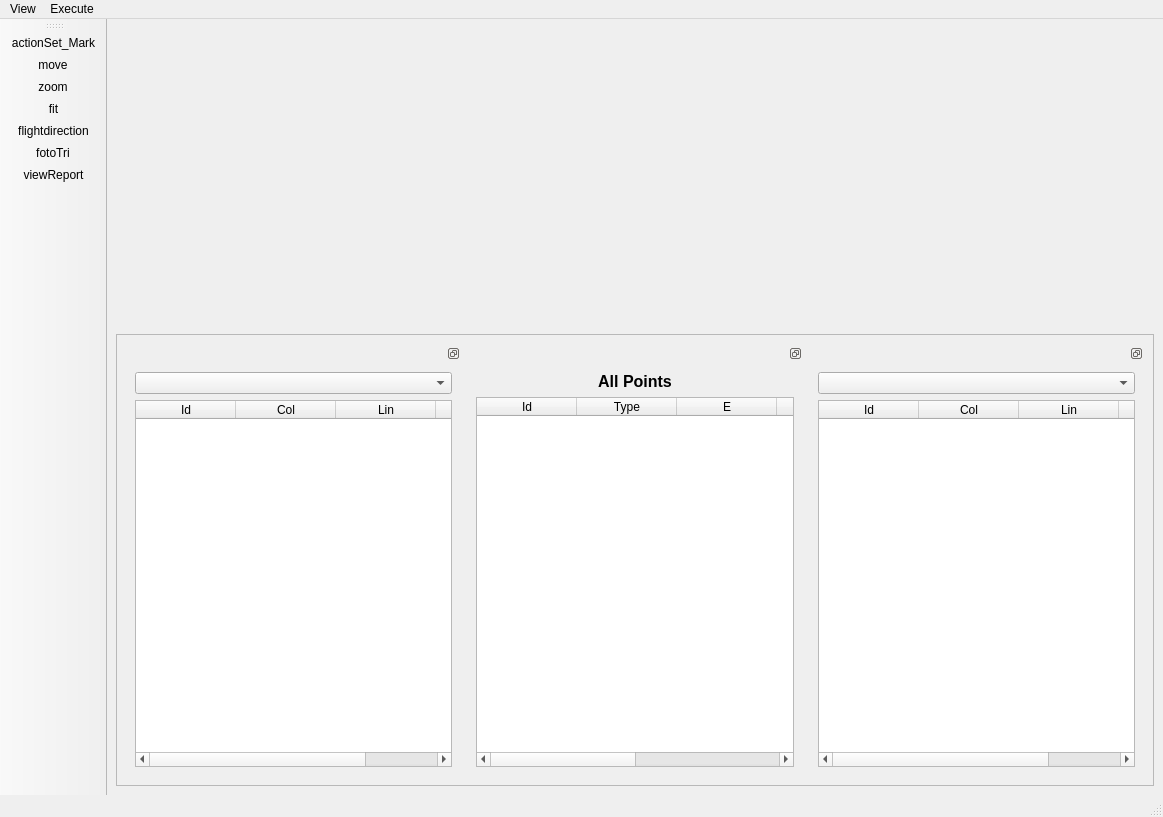
Before: the Qt Designer form branches/SandBox/trunk_PT/qt/interface/FotoTriForm.ui in e-foto/e-foto, drawn with Qt 5.
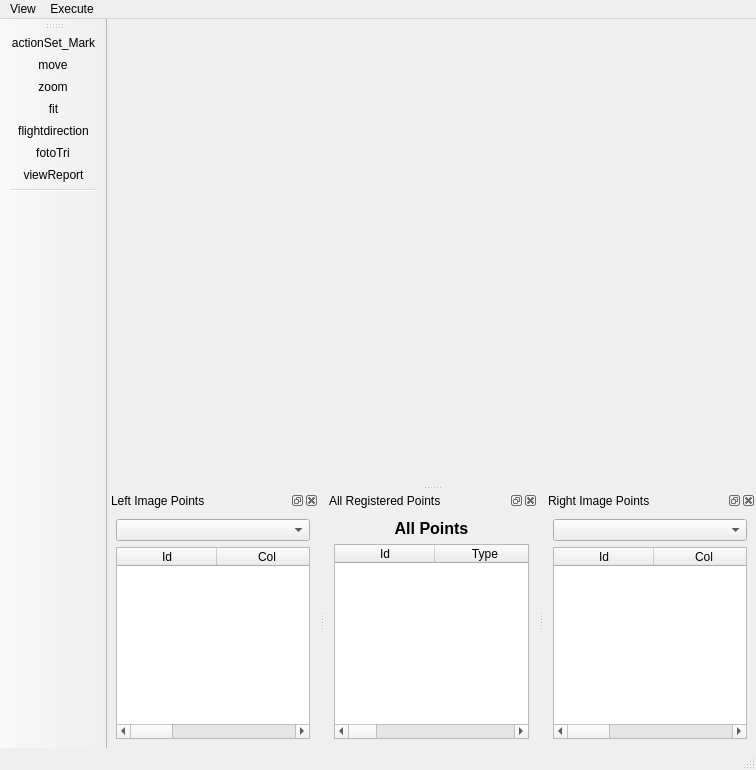
After: the same form once the commit is applied. Icons and pictures are not drawn. Custom widgets are drawn as their Qt base class.

Diff of the .ui file:
```diff
--- a/branches/SandBox/trunk_PT/qt/interface/FotoTriForm.ui
+++ b/branches/SandBox/trunk_PT/qt/interface/FotoTriForm.ui
@@ -6,226 +6,28 @@
    <rect>
     <x>0</x>
     <y>0</y>
-    <width>1163</width>
-    <height>817</height>
+    <width>756</width>
+    <height>770</height>
    </rect>
   </property>
   <property name="windowTitle">
    <string>MainWindow</string>
   </property>
   <widget class="QWidget" name="centralwidget">
-   <layout class="QVBoxLayout" name="verticalLayout">
-    <item>
-     <widget class="QWidget" name="fotoTriViewCentralWidget" native="true">
-      <property name="minimumSize">
-       <size>
-        <width>300</width>
-        <height>300</height>
-       </size>
-      </property>
-     </widget>
-    </item>
-    <item>
-     <widget class="QFrame" name="frame">
-      <property name="frameShape">
-       <enum>QFrame::StyledPanel</enum>
-      </property>
-      <property name="frameShadow">
-       <enum>QFrame::Raised</enum>
-      </property>
-      <layout class="QHBoxLayout" name="horizontalLayout_2">
-       <item>
-        <widget class="QDockWidget" name="leftImageDock">
-         <property name="floating">
-          <bool>false</bool>
-         </property>
-         <property name="features">
-          <set>QDockWidget::DockWidgetFloatable</set>
-         </property>
-         <property name="allowedAreas">
-          <set>Qt::NoDockWidgetArea</set>
-         </property>
-         <widget class="QWidget" name="dockWidgetContents">
-          <layout class="QGridLayout" name="gridLayout">
-           <item row="0" column="0">
-            <widget class="QComboBox" name="leftImageComboBox"/>
-           </item>
-           <item row="1" column="0">
-            <widget class="ETableWidget" name="leftImageTableWidget">
-             <property name="focusPolicy">
-              <enum>Qt::StrongFocus</enum>
-             </property>
-             <property name="toolTip">
-              <string>Table with image's points</string>
-             </property>
-             <property name="rowCount">
-              <number>0</number>
-             </property>
-             <property name="columnCount">
-              <number>4</number>
-             </property>
-             <column>
-              <property name="text">
-               <string>Id</string>
-              </property>
-             </column>
-             <column>
-              <property name="text">
-               <string>Col</string>
-              </property>
-             </column>
-             <column>
-              <property name="text">
-               <string>Lin</string>
-              </property>
-             </column>
-             <column>
-              <property name="text">
-               <string>key</string>
-              </property>
-             </column>
-            </widget>
-           </item>
-          </layout>
-         </widget>
-        </widget>
-       </item>
-       <item>
-        <widget class="QDockWidget" name="pointsDock">
-         <property name="floating">
-          <bool>false</bool>
-         </property>
-         <property name="features">
-          <set>QDockWidget::DockWidgetFloatable</set>
-         </property>
-         <property name="allowedAreas">
-          <set>Qt::NoDockWidgetArea</set>
-         </property>
-         <widget class="QWidget" name="dockWidgetContents_2">
-          <layout class="QGridLayout" name="gridLayout_2">
-           <item row="1" column="0">
-            <widget class="ETableWidget" name="pointsTableWidget">
-             <property name="toolTip">
-              <string>Table with all points</string>
-             </property>
-             <property name="rowCount">
-              <number>0</number>
-             </property>
-             <property name="columnCount">
-              <number>6</number>
-             </property>
-             <column>
-              <property name="text">
-               <string>Id</string>
-              </property>
-             </column>
-             <column>
-              <property name="text">
-               <string>Type</string>
-              </property>
-             </column>
-             <column>
-              <property name="text">
-               <string>E</string>
-              </property>
-             </column>
-             <column>
-              <property name="text">
-               <string>N</string>
-              </property>
-             </column>
-             <column>
-              <property name="text">
-               <string>H</string>
-              </property>
-             </column>
-             <column>
-              <property name="text">
-               <string>keys</string>
-              </property>
-             </column>
-            </widget>
-           </item>
-           <item row="0" column="0">
-            <widget class="QLabel" name="label">
-             <property name="text">
-              <string>&lt;!DOCTYPE HTML PUBLIC &quot;-//W3C//DTD HTML 4.0//EN&quot; &quot;http://www.w3.org/TR/REC-html40/strict.dtd&quot;&gt;
-&lt;html&gt;&lt;head&gt;&lt;meta name=&quot;qrichtext&quot; content=&quot;1&quot; /&gt;&lt;style type=&quot;text/css&quot;&gt;
-p, li { white-space: pre-wrap; }
-&lt;/style&gt;&lt;/head&gt;&lt;body style=&quot; font-family:'MS Shell Dlg 2'; font-size:8.25pt; font-weight:400; font-style:normal;&quot;&gt;
-&lt;p align=&quot;center&quot; style=&quot; margin-top:0px; margin-bottom:0px; margin-left:0px; margin-right:0px; -qt-block-indent:0; text-indent:0px;&quot;&gt;&lt;span style=&quot; font-size:12pt; font-weight:600;&quot;&gt;All Points&lt;/span&gt;&lt;/p&gt;&lt;/body&gt;&lt;/html&gt;</string>
-             </property>
-            </widget>
-           </item>
-          </layout>
-         </widget>
-        </widget>
-       </item>
-       <item>
-        <widget class="QDockWidget" name="rightImageDock">
-         <property name="floating">
-          <bool>false</bool>
-         </property>
-         <property name="features">
-          <set>QDockWidget::DockWidgetFloatable</set>
-         </property>
-         <property name="allowedAreas">
-          <set>Qt::NoDockWidgetArea</set>
-         </property>
-         <widget class="QWidget" name="dockWidgetContents_3">
-          <layout class="QGridLayout" name="gridLayout_3">
-           <item row="0" column="0">
-            <widget class="QComboBox" name="rightImageComboBox"/>
-           </item>
-           <item row="1" column="0">
-            <widget class="ETableWidget" name="rightImageTableWidget">
-             <property name="toolTip">
-              <string>Table with image's points</string>
-             </property>
-             <property name="rowCount">
-              <number>0</number>
-             </property>
-             <property name="columnCount">
-              <number>4</number>
-             </property>
-             <column>
-              <property name="text">
-               <string>Id</string>
-              </property>
-             </column>
-             <column>
-              <property name="text">
-               <string>Col</string>
-              </property>
-             </column>
-             <column>
-              <property name="text">
-               <string>Lin</string>
-              </property>
-             </column>
-             <column>
-              <property name="text">
-               <string>Key</string>
-              </property>
-             </column>
-            </widget>
-           </item>
-          </layout>
-         </widget>
-        </widget>
-       </item>
-      </layout>
-     </widget>
-    </item>
-   </layout>
+   <property name="maximumSize">
+    <size>
+     <width>16777215</width>
+     <height>16777215</height>
+    </size>
+   </property>
   </widget>
   <widget class="QMenuBar" name="menubar">
    <property name="geometry">
     <rect>
      <x>0</x>
      <y>0</y>
-     <width>1163</width>
-     <height>21</height>
+     <width>756</width>
+     <height>23</height>
     </rect>
    </property>
    <widget class="QMenu" name="menuView">
@@ -242,7 +44,6 @@
    <addaction name="menuView"/>
    <addaction name="menuExecute"/>
   </widget>
-  <widget class="QStatusBar" name="statusbar"/>
   <widget class="QToolBar" name="toolBar">
    <property name="enabled">
     <bool>true</bool>
@@ -293,6 +94,191 @@
    <addaction name="actionFlightDirection"/>
    <addaction name="actionFoto_Tri"/>
    <addaction name="actionView_Report"/>
+   <addaction name="separator"/>
+  </widget>
+  <widget class="QStatusBar" name="statusBar"/>
+  <widget class="QDockWidget" name="leftImageDock">
+   <property name="features">
+    <set>QDockWidget::AllDockWidgetFeatures</set>
+   </property>
+   <property name="allowedAreas">
+    <set>Qt::BottomDockWidgetArea</set>
+   </property>
+   <property name="windowTitle">
+    <string>Left Image Points</string>
+   </property>
+   <attribute name="dockWidgetArea">
+    <number>8</number>
+   </attribute>
+   <widget class="QWidget" name="dockWidgetContents_7">
+    <layout class="QVBoxLayout" name="verticalLayout">
+     <item>
+      <widget class="QComboBox" name="leftImageComboBox"/>
+     </item>
+     <item>
+      <widget class="ETableWidget" name="leftImageTableWidget">
+       <property name="focusPolicy">
+        <enum>Qt::StrongFocus</enum>
+       </property>
+       <property name="toolTip">
+        <string>Table with image's points</string>
+       </property>
+       <property name="rowCount">
+        <number>0</number>
+       </property>
+       <property name="columnCount">
+        <number>4</number>
+       </property>
+       <column>
+        <property name="text">
+         <string>Id</string>
+        </property>
+       </column>
+       <column>
+        <property name="text">
+         <string>Col</string>
+        </property>
+       </column>
+       <column>
+        <property name="text">
+         <string>Lin</string>
+        </property>
+       </column>
+       <column>
+        <property name="text">
+         <string>key</string>
+        </property>
+       </column>
+      </widget>
+     </item>
+    </layout>
+   </widget>
+  </widget>
+  <widget class="QDockWidget" name="pointsDock">
+   <property name="features">
+    <set>QDockWidget::AllDockWidgetFeatures</set>
+   </property>
+   <property name="allowedAreas">
+    <set>Qt::BottomDockWidgetArea</set>
+   </property>
+   <property name="windowTitle">
+    <string>All Registered Points</string>
+   </property>
+   <attribute name="dockWidgetArea">
+    <number>8</number>
+   </attribute>
+   <widget class="QWidget" name="dockWidgetContents_8">
+    <layout class="QVBoxLayout" name="verticalLayout_2">
+     <item>
+      <widget class="QLabel" name="label_2">
+       <property name="text">
+        <string>&lt;!DOCTYPE HTML PUBLIC &quot;-//W3C//DTD HTML 4.0//EN&quot; &quot;http://www.w3.org/TR/REC-html40/strict.dtd&quot;&gt;
+&lt;html&gt;&lt;head&gt;&lt;meta name=&quot;qrichtext&quot; content=&quot;1&quot; /&gt;&lt;style type=&quot;text/css&quot;&gt;
+p, li { white-space: pre-wrap; }
+&lt;/style&gt;&lt;/head&gt;&lt;body style=&quot; font-family:'MS Shell Dlg 2'; font-size:8.25pt; font-weight:400; font-style:normal;&quot;&gt;
+&lt;p align=&quot;center&quot; style=&quot; margin-top:0px; margin-bottom:0px; margin-left:0px; margin-right:0px; -qt-block-indent:0; text-indent:0px;&quot;&gt;&lt;span style=&quot; font-size:12pt; font-weight:600;&quot;&gt;All Points&lt;/span&gt;&lt;/p&gt;&lt;/body&gt;&lt;/html&gt;</string>
+       </property>
+      </widget>
+     </item>
+     <item>
+      <widget class="ETableWidget" name="pointsTableWidget">
+       <property name="toolTip">
+        <string>Table with all points</string>
+       </property>
+       <property name="rowCount">
+        <number>0</number>
+       </property>
+       <property name="columnCount">
+        <number>6</number>
+       </property>
+       <column>
+        <property name="text">
+         <string>Id</string>
+        </property>
+       </column>
+       <column>
+        <property name="text">
+         <string>Type</string>
+        </property>
+       </column>
+       <column>
+        <property name="text">
+         <string>E</string>
+        </property>
+       </column>
+       <column>
+        <property name="text">
+         <string>N</string>
+        </property>
+       </column>
+       <column>
+        <property name="text">
+         <string>H</string>
+        </property>
+       </column>
+       <column>
+        <property name="text">
+         <string>keys</string>
+        </property>
+       </column>
+      </widget>
+     </item>
+    </layout>
+   </widget>
+  </widget>
+  <widget class="QDockWidget" name="rightImageDock">
+   <property name="features">
+    <set>QDockWidget::AllDockWidgetFeatures</set>
+   </property>
+   <property name="allowedAreas">
+    <set>Qt::BottomDockWidgetArea</set>
+   </property>
+   <property name="windowTitle">
+    <string>Right Image Points</string>
+   </property>
+   <attribute name="dockWidgetArea">
+    <number>8</number>
+   </attribute>
+   <widget class="QWidget" name="dockWidgetContents_9">
+    <layout class="QVBoxLayout" name="verticalLayout_3">
+     <item>
+      <widget class="QComboBox" name="rightImageComboBox"/>
+     </item>
+     <item>
+      <widget class="ETableWidget" name="rightImageTableWidget">
+       <property name="toolTip">
+        <string>Table with image's points</string>
+       </property>
+       <property name="rowCount">
+        <number>0</number>
+       </property>
+       <property name="columnCount">
+        <number>4</number>
+       </property>
+       <column>
+        <property name="text">
+         <string>Id</string>
+        </property>
+       </column>
+       <column>
+        <property name="text">
+         <string>Col</string>
+        </property>
+       </column>
+       <column>
+        <property name="text">
+         <string>Lin</string>
+        </property>
+       </column>
+       <column>
+        <property name="text">
+         <string>Key</string>
+        </property>
+       </column>
+      </widget>
+     </item>
+    </layout>
+   </widget>
   </widget>
   <action name="actionSet_Mark">
    <property name="checkable">
```
